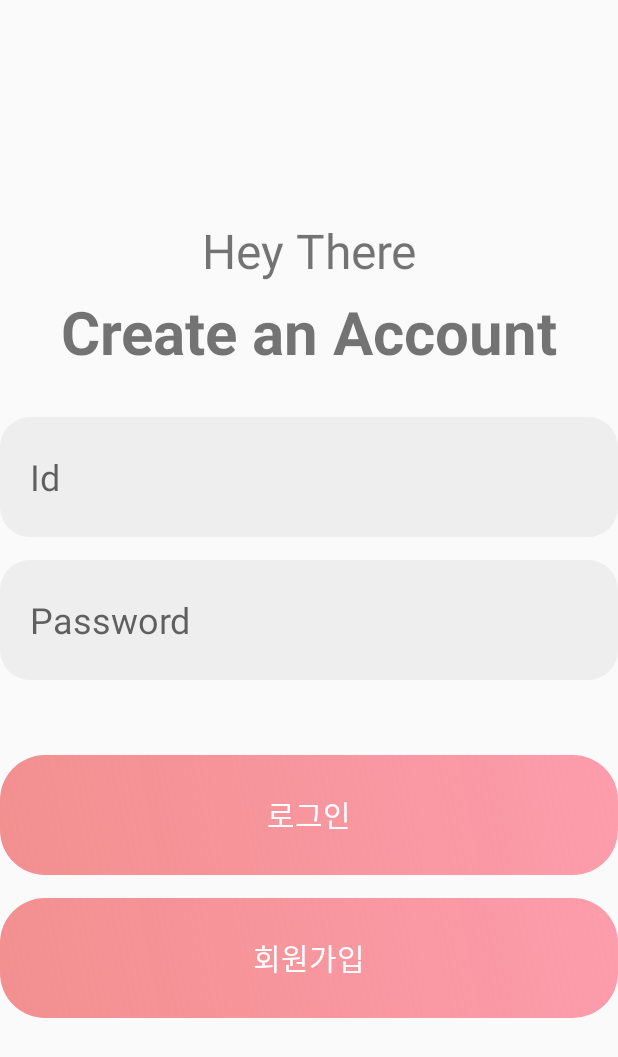
After one commit to chaerin0411/DmuEL, an Android app: the LoginActivity screen opened directly, with no data from a screen before it, on a phone screen of 412 x 824 dp. The commit adds this screen. Shown: the top 1057 px of the screen. Run offline under Robolectric (Android 15) with nearby library versions, the phone set to English and light mode, and no system bars.

Commit message:
시작화면, 로그인 페이지

```diff
--- a/app/build.gradle
+++ b/app/build.gradle
@@ -29,6 +29,10 @@ android {
     kotlinOptions {
         jvmTarget = '1.8'
     }
+
+    buildFeatures {
+        viewBinding true
+    }
 }
 
 dependencies {
--- a/app/src/main/AndroidManifest.xml
+++ b/app/src/main/AndroidManifest.xml
@@ -10,6 +10,9 @@
         android:supportsRtl="true"
         android:theme="@style/Theme.DmuEL">
         <activity
+            android:name=".LoginActivity"
+            android:exported="false" />
+        <activity
             android:name=".MainActivity"
             android:exported="true">
             <intent-filter>
--- /dev/null
+++ b/app/src/main/java/com/example/dmuel/LoginActivity.kt
@@ -0,0 +1,11 @@
+package com.example.dmuel
+
+import androidx.appcompat.app.AppCompatActivity
+import android.os.Bundle
+
+class LoginActivity : AppCompatActivity() {
+    override fun onCreate(savedInstanceState: Bundle?) {
+        super.onCreate(savedInstanceState)
+        setContentView(R.layout.activity_login)
+    }
+}
--- /dev/null
+++ b/app/src/main/res/drawable-v24/round_button.xml
@@ -0,0 +1,13 @@
+<?xml version="1.0" encoding="UTF-8"?>
+<shape xmlns:android="http://schemas.android.com/apk/res/android"
+    android:shape="rectangle">
+    <size
+        android:width="500dp"
+        android:height="80dp"/>
+    <corners android:radius="30dp"/>
+    <gradient
+        android:angle="45"
+        android:endColor="#99FF5F79"
+        android:startColor="#FFF28F8F"
+        android:type="linear"/>
+</shape>
--- /dev/null
+++ b/app/src/main/res/drawable/round_edit.xml
@@ -0,0 +1,9 @@
+<?xml version="1.0" encoding="UTF-8"?>
+<shape xmlns:android="http://schemas.android.com/apk/res/android"
+    android:shape="rectangle">
+    <size
+        android:width="500dp"
+        android:height="80dp"/>
+    <corners android:radius="20dp"/>
+    <solid android:color="#eee"/>
+</shape>
--- /dev/null
+++ b/app/src/main/res/layout/activity_login.xml
@@ -0,0 +1,68 @@
+<?xml version="1.0" encoding="utf-8"?>
+<LinearLayout xmlns:android="http://schemas.android.com/apk/res/android"
+    xmlns:app="http://schemas.android.com/apk/res-auto"
+    xmlns:tools="http://schemas.android.com/tools"
+    android:layout_width="match_parent"
+    android:layout_height="match_parent"
+    android:orientation="vertical"
+    android:gravity="center"
+    tools:context=".LoginActivity">
+
+    <TextView
+        android:layout_width="match_parent"
+        android:layout_height="wrap_content"
+        android:textSize="32dp"
+        android:gravity="center"
+        android:text="Hey There"/>
+
+    <TextView
+        android:layout_width="match_parent"
+        android:layout_height="wrap_content"
+        android:layout_marginTop="5dp"
+        android:textSize="40dp"
+        android:gravity="center"
+        android:textStyle="bold"
+        android:text="Create an Account"/>
+
+    <EditText
+        android:layout_width="wrap_content"
+        android:layout_height="wrap_content"
+        android:layout_marginTop="30dp"
+        android:padding="20dp"
+        android:background="@drawable/round_edit"
+        android:layout_gravity="center"
+        android:textSize="24sp"
+        android:hint="Id"/>
+
+    <EditText
+        android:layout_width="wrap_content"
+        android:layout_height="wrap_content"
+        android:layout_marginTop="15dp"
+        android:padding="20dp"
+        android:background="@drawable/round_edit"
+        android:layout_gravity="center"
+        android:textSize="24sp"
+        android:hint="Password"/>
+
+    <Button
+        android:layout_width="wrap_content"
+        android:layout_height="wrap_content"
+        android:layout_marginTop="50dp"
+        android:layout_gravity="center"
+        android:background="@drawable/round_button"
+        android:textSize="20sp"
+        android:textColor="@color/white"
+        android:text="로그인"/>
+
+    <Button
+        android:layout_width="wrap_content"
+        android:layout_height="wrap_content"
+        android:layout_marginTop="15dp"
+        android:layout_gravity="center"
+        android:background="@drawable/round_button"
+        android:textSize="20sp"
+        android:textColor="@color/white"
+        android:text="회원가입"/>
+
+
+</LinearLayout>
--- a/app/src/main/res/values/themes.xml
+++ b/app/src/main/res/values/themes.xml
@@ -1,6 +1,7 @@
 <resources xmlns:tools="http://schemas.android.com/tools">
     <!-- Base application theme. -->
-    <style name="Theme.DmuEL" parent="Theme.MaterialComponents.DayNight.DarkActionBar">
+    <style name="Theme.DmuEL" parent="Theme.AppCompat.Light">
+        <item name="windowNoTitle">true</item>
         <!-- Primary brand color. -->
         <item name="colorPrimary">@color/purple_500</item>
         <item name="colorPrimaryVariant">@color/purple_700</item>
```
Also changed, not shown: app/src/main/java/com/example/dmuel/MainActivity.kt (+11 -1 lines), app/src/main/res/layout/activity_main.xml (+25 -7 lines).
